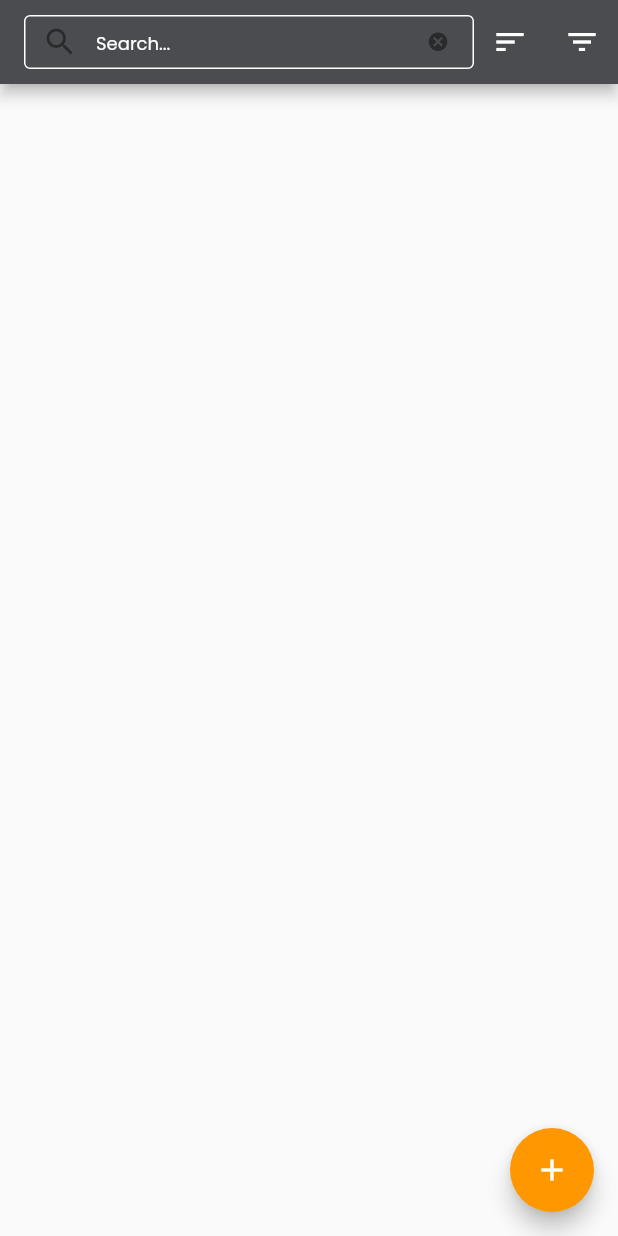
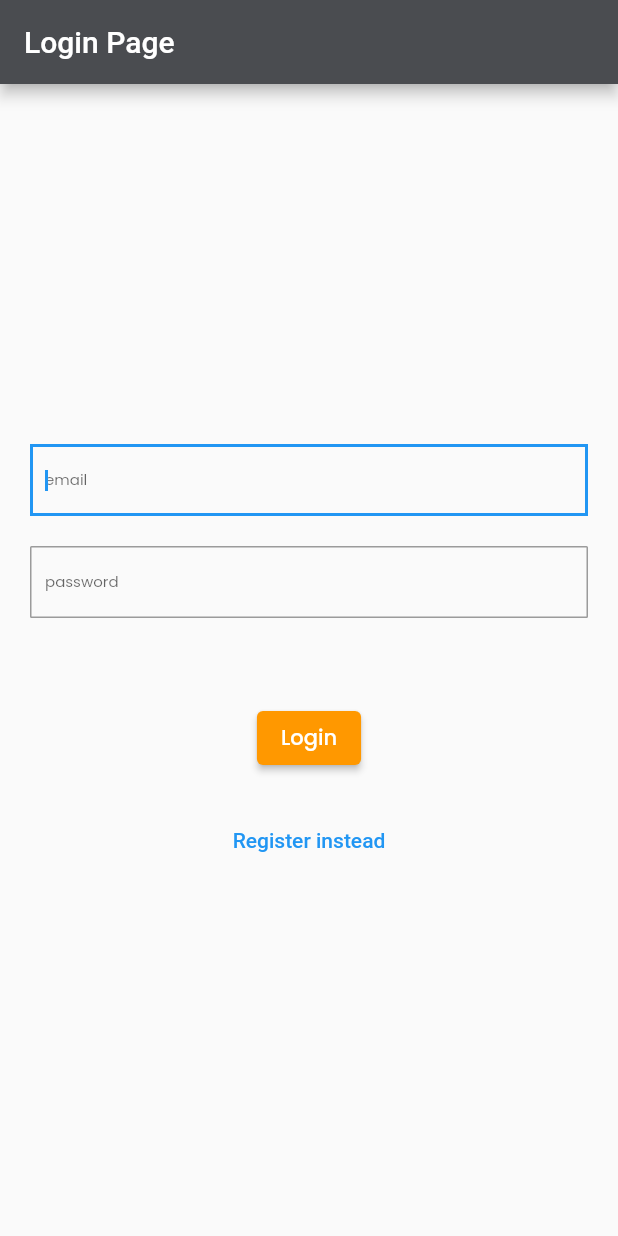
Before and after one commit to Dhanapal01/photogallery, a Flutter app: the screen it shows after launch, on a phone screen of 412 x 824 dp. Run offline on Flutter 3.47's test engine with Material 2 defaults, Android fonts, the light colour scheme and no system bars; our stand-ins replace cloud_firestore, firebase_auth, firebase_core, google_fonts, platform; accounts and stored records are empty.

Commit message:
added login page and fix the android installation

```diff
--- a/lib/main.dart
+++ b/lib/main.dart
@@ -1,11 +1,14 @@
 import 'package:flutter/material.dart';
 import 'package:photogalery/pages/create_page.dart';
-
+import 'package:platform/platform.dart';
+import 'package:flutter/foundation.dart';
 import 'package:cloud_firestore/cloud_firestore.dart';
 import 'package:firebase_core/firebase_core.dart';
+import 'package:photogalery/pages/widget_tree.dart';
 
 void main() async {
   WidgetsFlutterBinding.ensureInitialized();
+  if (kIsWeb) {
     await Firebase.initializeApp(
         options: const FirebaseOptions(
             apiKey: "AIzaSyCWCNuIU9H5tfA0Xc2MQJ61BFfP4F5qYMs",
@@ -15,6 +18,9 @@ void main() async {
             messagingSenderId: "871301741064",
             appId: "1:871301741064:web:6ded57a6b31efcd4a66fbd",
             measurementId: "G-RT3M2KC29T"));
+  } else {
+    await Firebase.initializeApp();
+  }
   runApp(const MyApp());
 }
 
@@ -30,6 +36,6 @@ class MyApp extends StatelessWidget {
           appBarTheme: AppBarTheme(color: Color.fromRGBO(74, 76, 80, 1)),
         ),
         debugShowCheckedModeBanner: false,
-        home: const CreatePage());
+        home: const WidgetTree());
   }
 }
--- /dev/null
+++ b/lib/pages/auth_page.dart
@@ -0,0 +1,26 @@
+import 'package:firebase_auth/firebase_auth.dart';
+
+class Auth {
+  final FirebaseAuth _firebaseAuth = FirebaseAuth.instance;
+  User? get currentUser => _firebaseAuth.currentUser;
+  Stream<User?> get authStatChanges => _firebaseAuth.authStateChanges();
+  Future<void> signInWithEmailAndPassword({
+    required String email,
+    required String password,
+  }) async {
+    await _firebaseAuth.signInWithEmailAndPassword(
+        email: email, password: password);
+  }
+
+  Future<void> createUserWithEmailAndPassword({
+    required String email,
+    required String password,
+  }) async {
+    await _firebaseAuth.createUserWithEmailAndPassword(
+        email: email, password: password);
+  }
+
+  Future<void> signOut() async {
+    await _firebaseAuth.signOut();
+  }
+}
--- a/lib/pages/button/button_widget.dart
+++ b/lib/pages/button/button_widget.dart
@@ -24,15 +24,17 @@ class CustomButton extends StatefulWidget {
 }
 
 class _CustomButtonState extends State<CustomButton> {
+  bool isLoading = false;
   @override
   Widget build(BuildContext context) {
     return ElevatedButton(
         style: const ButtonStyle(
             backgroundColor: MaterialStatePropertyAll(Colors.orange)),
         onPressed: widget.onPressed,
-        child: Text(
+        child: Container(
+            child: Text(
           widget.title,
           style: widget.titleStyle,
-        ));
+        )));
   }
 }
--- /dev/null
+++ b/lib/pages/login_register_page.dart
@@ -0,0 +1,114 @@
+import 'dart:core';
+
+import 'package:flutter/material.dart';
+import 'package:firebase_auth/firebase_auth.dart';
+import 'package:photogalery/pages/button/button_widget.dart';
+import 'package:photogalery/pages/form_field.dart';
+import '../pages/auth_page.dart';
+
+class RegisterPage extends StatefulWidget {
+  const RegisterPage({super.key});
+
+  @override
+  State<RegisterPage> createState() => _RegisterPageState();
+}
+
+class _RegisterPageState extends State<RegisterPage> {
+  String errorMessage = '';
+  bool isLogin = true;
+  final TextEditingController _emailController = TextEditingController();
+  final TextEditingController _passwordController = TextEditingController();
+  Future<void> signInWithEmailAndPassword() async {
+    try {
+      await Auth().signInWithEmailAndPassword(
+          email: _emailController.text, password: _passwordController.text);
+    } on FirebaseAuthException catch (e) {
+      setState(() {
+        errorMessage = e.message!;
+      });
+    }
+  }
+
+  Future<void> createUserWithEmailAndPassword() async {
+    try {
+      await Auth().createUserWithEmailAndPassword(
+          email: _emailController.text, password: _passwordController.text);
+    } on FirebaseAuthException catch (e) {
+      setState(() {
+        errorMessage = e.message!;
+      });
+    }
+  }
+
+  Widget _title() {
+    return const Text("Login Page");
+  }
+
+  Widget _entryField(String title, TextEditingController controller) {
+    return FormfieldPage(
+      controller: controller,
+      hinttext: title,
+    );
+  }
+
+  Widget _errorMessage() {
+    return Text(
+      errorMessage == '' ? '' : 'Humm ? $errorMessage',
+      style: TextStyle(color: Colors.redAccent),
+    );
+  }
+
+  Widget _submitButton() {
+    return CustomButton(
+        onPressed: isLogin
+            ? signInWithEmailAndPassword
+            : createUserWithEmailAndPassword,
+        title: isLogin ? 'Login' : 'Register');
+  }
+
+  Widget _loginOrRegisterButton() {
+    return TextButton(
+        onPressed: () {
+          setState(() {
+            isLogin = !isLogin;
+          });
+        },
+        child: Text(isLogin ? 'Register instead' : 'Login instead'));
+  }
+
+  @override
+  Widget build(BuildContext context) {
+    return Scaffold(
+      appBar: AppBar(
+        title: _title(),
+      ),
+      body: Container(
+        height: double.infinity,
+        width: double.infinity,
+        padding: EdgeInsets.all(20),
+        child: Column(
+            crossAxisAlignment: CrossAxisAlignment.center,
+            mainAxisAlignment: MainAxisAlignment.center,
+            children: <Widget>[
+              Container(
+                padding: EdgeInsets.only(bottom: 20),
+                child: _entryField('email', _emailController),
+              ),
+              Container(
+                padding: EdgeInsets.only(bottom: 20),
+                child: _entryField('password', _passwordController),
+              ),
+              Container(
+                padding: EdgeInsets.only(bottom: 20),
+                child: _errorMessage(),
+              ),
+              Container(
+                padding: EdgeInsets.only(bottom: 20),
+                child: _submitButton(),
+              ),
+              _loginOrRegisterButton(),
+            ]),
+      ),
+    );
+  }
+}
--- /dev/null
+++ b/lib/pages/widget_tree.dart
@@ -0,0 +1,28 @@
+import '../pages/auth_page.dart';
+import 'package:flutter/material.dart';
+import '../pages/login_page.dart';
+import '../pages/login_register_page.dart';
+import '../pages/create_page.dart';
+
+class WidgetTree extends StatefulWidget {
+  const WidgetTree({super.key});
+
+  @override
+  State<WidgetTree> createState() => _WidgetTreeState();
+}
+
+class _WidgetTreeState extends State<WidgetTree> {
+  @override
+  Widget build(BuildContext context) {
+    return StreamBuilder(
+      stream: Auth().authStatChanges,
+      builder: (context, snapshot) {
+        if (snapshot.hasData) {
+          return CreatePage();
+        } else {
+          return const RegisterPage();
+        }
+      },
+    );
+  }
+}
--- a/pubspec.yaml
+++ b/pubspec.yaml
@@ -42,6 +42,7 @@ dependencies:
   firebase_core: ^2.8.0
   like_button: ^2.0.5
   google_fonts: ^4.0.4
+  firebase_auth: ^4.6.1
   intl: ^0.18.1
   jiffy: ^6.1.0
   full_screen_image_null_safe: ^2.0.0
```
Also changed, not shown: lib/pages/create_page.dart (+85 -13 lines), lib/pages/login_page.dart (added, +44 -0 lines), pubspec.lock, 3 other files. Lines whose indentation alone changed are shown as unchanged.
